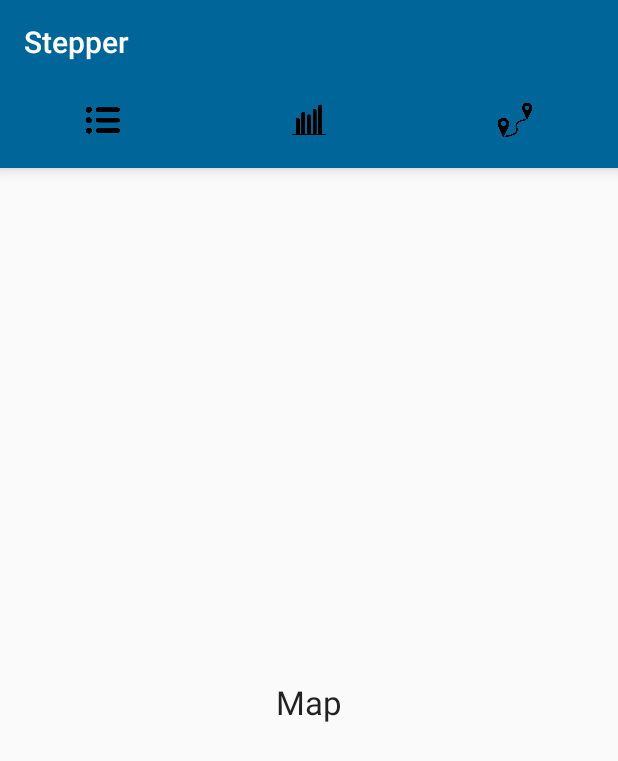
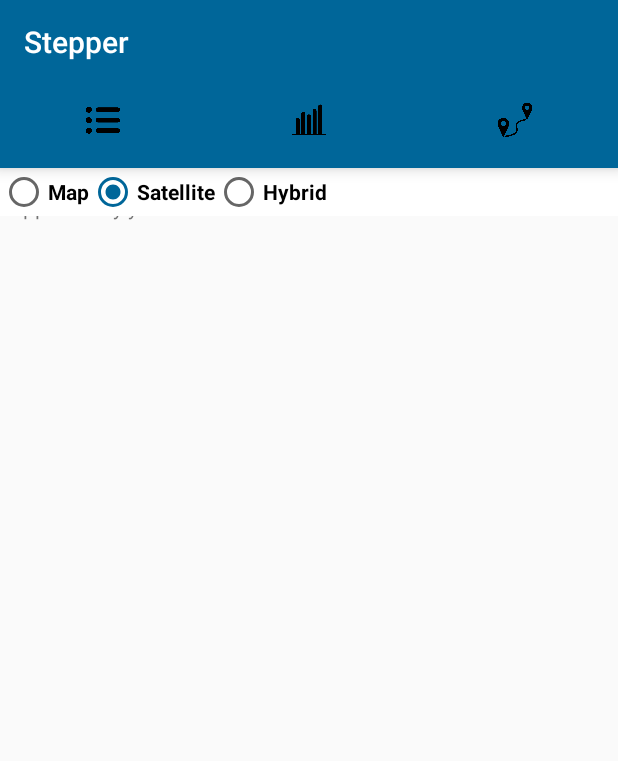
Before and after one commit to Midelcas/MobileDevicesProgramming, an Android app: the StatisticsActivity screen opened directly, with no data from a screen before it, tab 3 chosen, on a phone screen of 412 x 824 dp. Shown: the top 761 px of the screen. Run offline under Robolectric (Android 15) with nearby library versions, the phone set to English and light mode, and no system bars.

Commit message:
Map Addrd

```diff
--- a/app/src/main/java/com/example/midel/stepper/TabFragment1.java
+++ b/app/src/main/java/com/example/midel/stepper/ChartFragment.java
@@ -6,10 +6,10 @@ import android.view.LayoutInflater;
 import android.view.View;
 import android.view.ViewGroup;
 
-public class TabFragment1 extends Fragment {
+public class ChartFragment extends Fragment {
 
     @Override
     public View onCreateView(LayoutInflater inflater, ViewGroup container, Bundle savedInstanceState) {
-        return inflater.inflate(R.layout.tab_fragment_1, container, false);
+        return inflater.inflate(R.layout.chart_fragment, container, false);
     }
 }
--- a/app/src/main/java/com/example/midel/stepper/TabFragment2.java
+++ b/app/src/main/java/com/example/midel/stepper/ListFragment.java
@@ -6,10 +6,10 @@ import android.view.LayoutInflater;
 import android.view.View;
 import android.view.ViewGroup;
 
-public class TabFragment2 extends Fragment {
+public class ListFragment extends Fragment {
 
     @Override
     public View onCreateView(LayoutInflater inflater, ViewGroup container, Bundle savedInstanceState) {
-        return inflater.inflate(R.layout.tab_fragment_2, container, false);
+        return inflater.inflate(R.layout.list_fragment, container, false);
     }
 }
--- a/app/src/main/java/com/example/midel/stepper/TabFragment3.java
+++ b/app/src/main/java/com/example/midel/stepper/MapFragment.java
@@ -6,10 +6,10 @@ import android.view.LayoutInflater;
 import android.view.View;
 import android.view.ViewGroup;
 
-public class TabFragment3 extends Fragment {
+public class MapFragment extends Fragment {
 
     @Override
     public View onCreateView(LayoutInflater inflater, ViewGroup container, Bundle savedInstanceState) {
-        return inflater.inflate(R.layout.tab_fragment_3, container, false);
+        return inflater.inflate(R.layout.map_fragment, container, false);
     }
 }
--- a/app/src/main/java/com/example/midel/stepper/PagerAdapter.java
+++ b/app/src/main/java/com/example/midel/stepper/PagerAdapter.java
@@ -17,13 +17,13 @@ public class PagerAdapter extends FragmentStatePagerAdapter {
 
         switch (position) {
             case 0:
-                TabFragment1 tab1 = new TabFragment1();
+                ListFragment tab1 = new ListFragment();
                 return tab1;
             case 1:
-                TabFragment2 tab2 = new TabFragment2();
+                ChartFragment tab2 = new ChartFragment();
                 return tab2;
             case 2:
-                TabFragment3 tab3 = new TabFragment3();
+                MapFragment tab3 = new MapFragment();
                 return tab3;
             default:
                 return null;
--- /dev/null
+++ b/app/src/main/res/layout/map_fragment.xml
@@ -0,0 +1,46 @@
+<?xml version="1.0" encoding="utf-8"?>
+<RelativeLayout xmlns:android="http://schemas.android.com/apk/res/android"
+    android:layout_width="match_parent"
+    android:layout_height="match_parent"
+    android:orientation="vertical">
+
+    <fragment
+        android:id="@+id/map"
+        class="com.google.android.gms.maps.SupportMapFragment"
+        android:layout_width="match_parent"
+        android:layout_height="match_parent" />
+
+    <RadioGroup
+        android:id="@+id/grupoRadioMapType"
+        android:layout_width="match_parent"
+        android:layout_height="wrap_content"
+        android:background="@android:color/background_light"
+        android:orientation="horizontal"
+        android:layout_alignParentTop="true"
+        android:layout_alignParentLeft="true"
+        android:layout_alignParentStart="true">
+
+        <RadioButton
+            android:id="@+id/typeMap"
+            android:layout_width="wrap_content"
+            android:layout_height="wrap_content"
+            android:text="@string/map"
+            android:textStyle="bold" />
+
+        <RadioButton
+            android:id="@+id/typeSatellite"
+            android:layout_width="wrap_content"
+            android:layout_height="wrap_content"
+            android:checked="true"
+            android:text="@string/satellite"
+            android:textStyle="bold" />
+
+        <RadioButton
+            android:id="@+id/typeHybrid"
+            android:layout_width="wrap_content"
+            android:layout_height="wrap_content"
+            android:text="@string/hybrid"
+            android:textStyle="bold" />
+    </RadioGroup>
+
+</RelativeLayout>
--- a/app/src/main/res/layout/tab_fragment_3.xml
+++ /dev/null
@@ -1,15 +0,0 @@
-<?xml version="1.0" encoding="utf-8"?>
-<RelativeLayout xmlns:android="http://schemas.android.com/apk/res/android"
-    android:layout_width="match_parent"
-    android:layout_height="match_parent"
-    android:orientation="vertical">
-
-    <TextView
-        android:id="@+id/textView"
-        android:layout_width="wrap_content"
-        android:layout_height="wrap_content"
-        android:layout_centerInParent="true"
-        android:text="Map"
-        android:textAppearance="?android:attr/textAppearanceLarge"/>
-
-</RelativeLayout>
--- a/app/src/main/res/values/strings.xml
+++ b/app/src/main/res/values/strings.xml
@@ -1,4 +1,8 @@
 <resources>
     <string name="app_name">Stepper</string>
     <string name="title_activity_main">Stepper</string>
+    <string name="map">Map</string>
+    <string name="hybrid">Hybrid</string>
+    <string name="satellite">Satellite</string>
+    <string name="title_activity_maps">Map</string>
 </resources>
```
Also changed, not shown: app/src/debug/res/values/google_maps_api.xml (renamed from app/src/main/res/values/google_maps_api.xml, +4 -6 lines), app/src/main/AndroidManifest.xml (+6 -5 lines), app/src/main/res/layout/activity_maps.xml (added, +9 -0 lines), app/src/main/res/layout/chart_fragment.xml (renamed from app/src/main/res/layout/tab_fragment_2.xml), app/src/main/res/layout/list_fragment.xml (renamed from app/src/main/res/layout/tab_fragment_1.xml), 1 other file.
